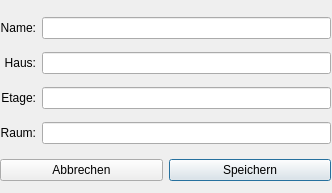
Old version of the form src/de/charityapps/postoffice/ui/userdialog.ui in the repository hanneseilers/Social-Postoffice.
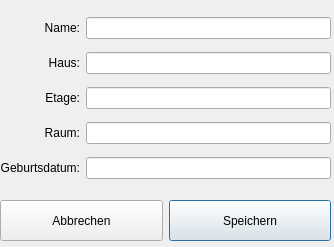
New version of the form.

```diff
--- a/src/de/charityapps/postoffice/ui/userdialog.ui
+++ b/src/de/charityapps/postoffice/ui/userdialog.ui
@@ -6,8 +6,8 @@
    <rect>
     <x>0</x>
     <y>0</y>
-    <width>332</width>
-    <height>193</height>
+    <width>334</width>
+    <height>247</height>
    </rect>
   </property>
   <property name="windowTitle">
@@ -20,7 +20,7 @@
       <x>0</x>
       <y>10</y>
       <width>331</width>
-      <height>141</height>
+      <height>181</height>
      </rect>
     </property>
     <layout class="QGridLayout" name="gridLayout">
@@ -76,13 +76,26 @@
      <item row="3" column="1">
       <widget class="QLineEdit" name="txtRoom"/>
      </item>
+     <item row="4" column="0">
+      <widget class="QLabel" name="lblBirthdate">
+       <property name="text">
+        <string>Geburtsdatum:</string>
+       </property>
+       <property name="alignment">
+        <set>Qt::AlignRight|Qt::AlignTrailing|Qt::AlignVCenter</set>
+       </property>
+      </widget>
+     </item>
+     <item row="4" column="1">
+      <widget class="QLineEdit" name="txtBirthdate"/>
+     </item>
     </layout>
    </widget>
    <widget class="QWidget" name="horizontalLayoutWidget">
     <property name="geometry">
      <rect>
       <x>0</x>
-      <y>150</y>
+      <y>200</y>
       <width>331</width>
       <height>41</height>
      </rect>
@@ -90,6 +103,12 @@
     <layout class="QHBoxLayout" name="horizontalLayout">
      <item>
       <widget class="QPushButton" name="btnCancel">
+       <property name="sizePolicy">
+        <sizepolicy hsizetype="Minimum" vsizetype="Expanding">
+         <horstretch>0</horstretch>
+         <verstretch>0</verstretch>
+        </sizepolicy>
+       </property>
        <property name="text">
         <string>Abbrechen</string>
        </property>
@@ -97,6 +116,12 @@
      </item>
      <item>
       <widget class="QPushButton" name="btnSave">
+       <property name="sizePolicy">
+        <sizepolicy hsizetype="Minimum" vsizetype="Expanding">
+         <horstretch>0</horstretch>
+         <verstretch>0</verstretch>
+        </sizepolicy>
+       </property>
        <property name="text">
         <string>Speichern</string>
        </property>
```
